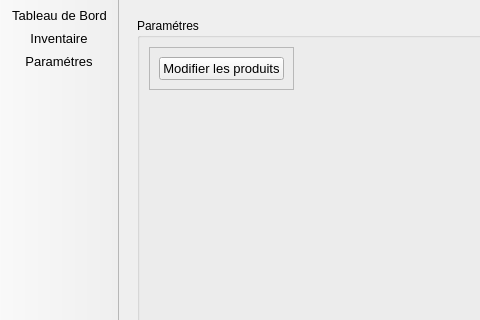
Qt form mainwindow.ui (zaxo7/StockManagement) before a commit; both pictures show x 0 to 480 and y 0 to 320 of the 1114 by 672 pixel window.
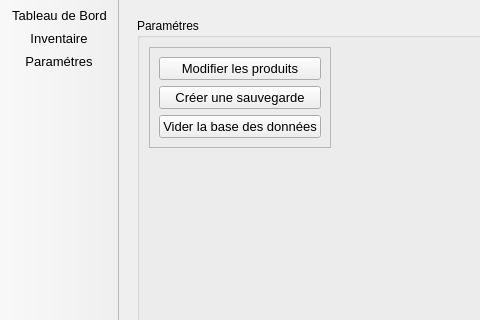
The same form after that commit. The open tabs and pages were chosen to show the change. Icons and pictures are not drawn.

What changed in the file:
```diff
--- a/mainwindow.ui
+++ b/mainwindow.ui
@@ -78,11 +78,26 @@
               <enum>QFrame::Raised</enum>
              </property>
              <layout class="QGridLayout" name="gridLayout_9">
+              <item row="2" column="0">
+               <widget class="QPushButton" name="buttonEmptyDatabase">
+                <property name="font">
+                 <font>
+                  <pointsize>10</pointsize>
+                  <weight>50</weight>
+                  <bold>false</bold>
+                 </font>
+                </property>
+                <property name="text">
+                 <string>Vider la base des données</string>
+                </property>
+               </widget>
+              </item>
               <item row="0" column="0">
                <widget class="QPushButton" name="buttonEditProducts">
                 <property name="font">
                  <font>
                   <pointsize>10</pointsize>
+                  <weight>50</weight>
                   <bold>false</bold>
                  </font>
                 </property>
@@ -91,6 +106,20 @@
                 </property>
                </widget>
               </item>
+              <item row="1" column="0">
+               <widget class="QPushButton" name="buttonSaveDatabase">
+                <property name="font">
+                 <font>
+                  <pointsize>10</pointsize>
+                  <weight>50</weight>
+                  <bold>false</bold>
+                 </font>
+                </property>
+                <property name="text">
+                 <string>Créer une sauvegarde</string>
+                </property>
+               </widget>
+              </item>
              </layout>
             </widget>
            </item>
```
Left out of the diff: 12 changed lines with no effect on the pictures.
